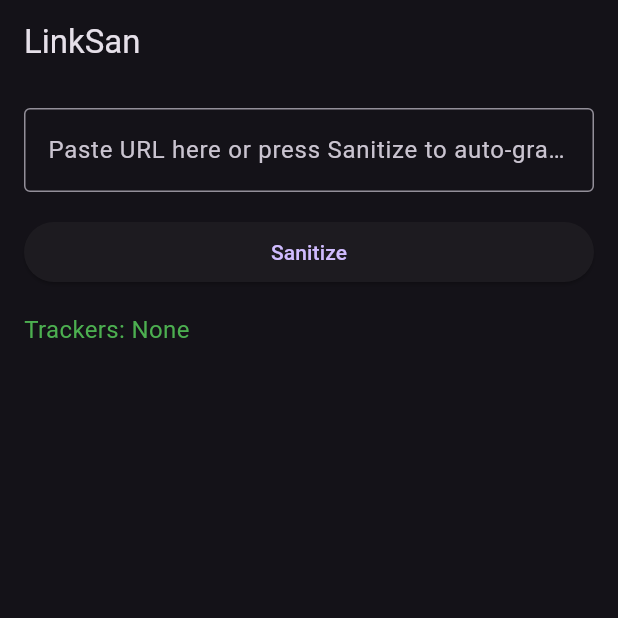
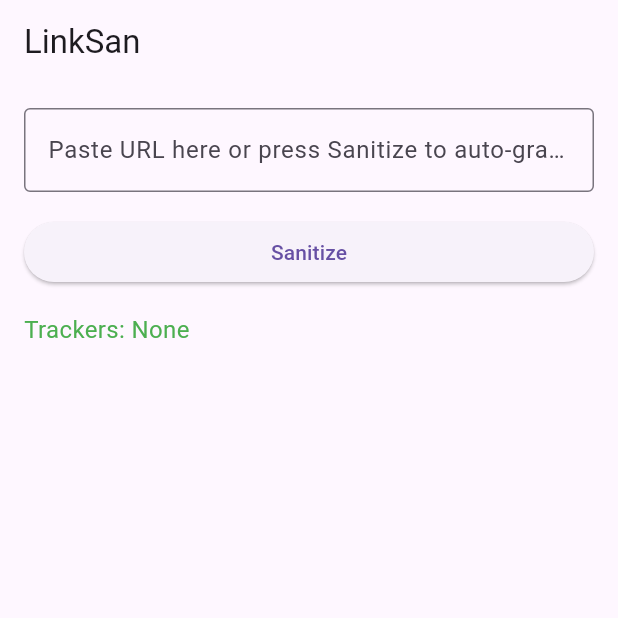
Before and after one commit to ganixdev/linksan, a Flutter app: the screen it shows after launch, on a phone screen of 412 x 824 dp, the top half of it. Run offline on Flutter 3.47's test engine with Material 3 defaults, Android fonts, the phone set to English and light mode, and no system bars; our stand-ins replace fluttertoast, share_plus; missing offline and left inert: clipboard; project files that could hold a hidden picture were left out.

Commit message:
UI/UX: Implement system-based theme switching (auto light/dark mode)

```diff
--- a/lib/main.dart
+++ b/lib/main.dart
@@ -16,7 +16,9 @@
   Widget build(BuildContext context) {
     return MaterialApp(
       title: 'LinkSan',
-      theme: ThemeData.dark(),
+      theme: ThemeData.light(),
+      darkTheme: ThemeData.dark(),
+      themeMode: ThemeMode.system,
       home: const HomePage(),
     );
   }
@@ -34,6 +36,7 @@
   String _sanitizedUrl = '';
   String _trackersText = 'Trackers: None';
   Color _trackersColor = Colors.green;
+  List<String> _removedTrackers = [];
 
   @override
   void initState() {
@@ -61,10 +64,12 @@
     final result = await UrlManipulator.sanitizeUrl(url);
     final sanitizedUrl = result['sanitizedUrl'] as String;
     final removedCount = result['removedCount'] as int;
+    final removedTrackers = result['removedTrackers'] as List<String>;
     final domain = result['domain'] as String;
 
     setState(() {
       _sanitizedUrl = sanitizedUrl;
+      _removedTrackers = removedTrackers;
       if (removedCount > 0) {
         _trackersText = 'Trackers: $removedCount found';
         _trackersColor = Colors.red;
@@ -142,6 +147,28 @@
               _trackersText,
               style: TextStyle(color: _trackersColor, fontSize: 16),
             ),
+            if (_removedTrackers.isNotEmpty) ...[
+              const SizedBox(height: 8),
+              const Text(
+                'Removed Trackers:',
+                style: TextStyle(fontSize: 16, fontWeight: FontWeight.bold),
+              ),
+              const SizedBox(height: 8),
+              Wrap(
+                spacing: 8,
+                runSpacing: 4,
+                children: _removedTrackers.map((tracker) {
+                  return Text(
+                    tracker,
+                    style: const TextStyle(
+                      fontSize: 14,
+                      color: Colors.red,
+                      fontWeight: FontWeight.w500,
+                    ),
+                  );
+                }).toList(),
+              ),
+            ],
             const SizedBox(height: 16),
             if (_sanitizedUrl.isNotEmpty) ...[
               const Text(
--- a/lib/utils/url_manipulator.dart
+++ b/lib/utils/url_manipulator.dart
@@ -21,6 +21,7 @@
       // Get current query parameters
       final queryParams = Map<String, String>.from(uri.queryParameters);
       int removedCount = 0;
+      List<String> removedTrackers = [];
 
       // Check if domain has specific rules
       if (domainRules.containsKey(domain)) {
@@ -32,6 +33,7 @@
         for (final param in removeParams) {
           if (queryParams.containsKey(param)) {
             queryParams.remove(param);
+            removedTrackers.add(param);
             removedCount++;
           }
         }
@@ -40,6 +42,7 @@
         for (final param in trackingParams) {
           if (!keepParams.contains(param) && queryParams.containsKey(param)) {
             queryParams.remove(param);
+            removedTrackers.add(param);
             removedCount++;
           }
         }
@@ -48,6 +51,7 @@
         for (final param in trackingParams) {
           if (queryParams.containsKey(param)) {
             queryParams.remove(param);
+            removedTrackers.add(param);
             removedCount++;
           }
         }
@@ -60,6 +64,7 @@
       return {
         'sanitizedUrl': sanitizedUrl,
         'removedCount': removedCount,
+        'removedTrackers': removedTrackers,
         'domain': domain,
       };
     } catch (e) {
```
